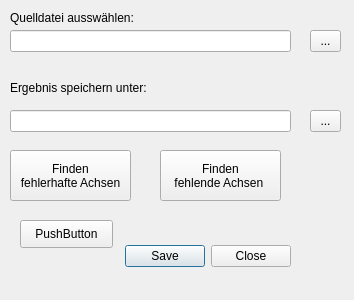
Above: Strassenachsen_dialog_base.ui from KaFr6333/GIS_API before the change. Below: the same form after it.
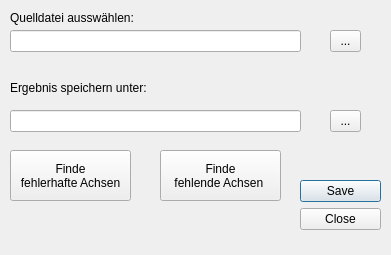
That is the form after the change.

```diff
--- a/Strassenachsen_dialog_base.ui
+++ b/Strassenachsen_dialog_base.ui
@@ -6,35 +6,19 @@
    <rect>
     <x>0</x>
     <y>0</y>
-    <width>354</width>
-    <height>300</height>
+    <width>391</width>
+    <height>255</height>
    </rect>
   </property>
   <property name="windowTitle">
    <string>Strassenachsen</string>
   </property>
-  <widget class="QDialogButtonBox" name="dialogButtonBox">
-   <property name="geometry">
-    <rect>
-     <x>90</x>
-     <y>240</y>
-     <width>201</width>
-     <height>32</height>
-    </rect>
-   </property>
-   <property name="orientation">
-    <enum>Qt::Horizontal</enum>
-   </property>
-   <property name="standardButtons">
-    <set>QDialogButtonBox::Close|QDialogButtonBox::Save</set>
-   </property>
-  </widget>
   <widget class="QLineEdit" name="Quelle_lineEdit">
    <property name="geometry">
     <rect>
      <x>10</x>
      <y>30</y>
-     <width>281</width>
+     <width>291</width>
      <height>22</height>
     </rect>
    </property>
@@ -62,7 +46,7 @@
     </rect>
    </property>
    <property name="text">
-    <string>Finden 
+    <string>Finde 
 fehlerhafte Achsen</string>
    </property>
   </widget>
@@ -79,7 +63,7 @@
     <bool>true</bool>
    </property>
    <property name="text">
-    <string>Finden
+    <string>Finde
 fehlende Achsen </string>
    </property>
   </widget>
@@ -88,7 +72,7 @@
     <rect>
      <x>10</x>
      <y>110</y>
-     <width>281</width>
+     <width>291</width>
      <height>22</height>
     </rect>
    </property>
@@ -109,7 +93,7 @@
   <widget class="QToolButton" name="Ziel_Button">
    <property name="geometry">
     <rect>
-     <x>310</x>
+     <x>330</x>
      <y>110</y>
      <width>31</width>
      <height>22</height>
@@ -122,7 +106,7 @@
   <widget class="QToolButton" name="Quelle_Button">
    <property name="geometry">
     <rect>
-     <x>310</x>
+     <x>330</x>
      <y>30</y>
      <width>31</width>
      <height>22</height>
@@ -132,17 +116,20 @@
     <string>...</string>
    </property>
   </widget>
-  <widget class="QPushButton" name="pushButton">
+  <widget class="QDialogButtonBox" name="button_box">
    <property name="geometry">
     <rect>
-     <x>20</x>
-     <y>220</y>
-     <width>93</width>
-     <height>28</height>
+     <x>300</x>
+     <y>180</y>
+     <width>81</width>
+     <height>61</height>
     </rect>
    </property>
-   <property name="text">
-    <string>PushButton</string>
+   <property name="orientation">
+    <enum>Qt::Vertical</enum>
+   </property>
+   <property name="standardButtons">
+    <set>QDialogButtonBox::Close|QDialogButtonBox::Save</set>
    </property>
   </widget>
  </widget>
```
Left out of the diff: 38 changed lines with no effect on the pictures.
